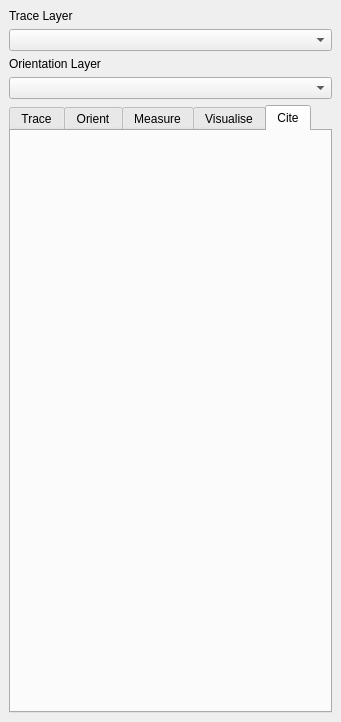
Before: the Qt Designer form geo_trace/geo_trace_dockwidget_base.ui in RichardQZeng/ForestLines, drawn with Qt 5.
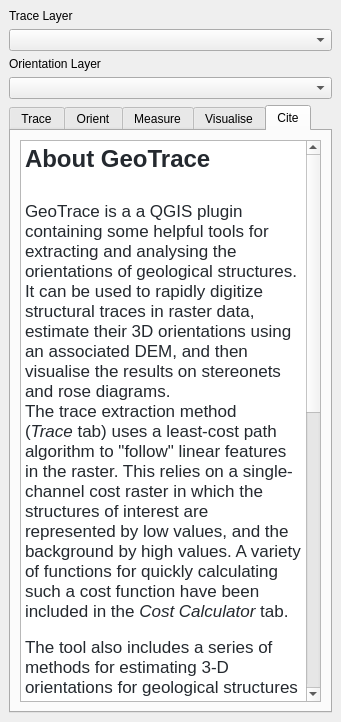
After: the same form once the commit is applied. The open tabs and pages were chosen to show the change. Custom widgets are drawn as their Qt base class.

Commit message: Implemented basic least-cost tracing

Patch:
```diff
--- a/geo_trace/geo_trace_dockwidget_base.ui
+++ b/geo_trace/geo_trace_dockwidget_base.ui
@@ -438,7 +438,29 @@
        <attribute name="title">
         <string>Cite</string>
        </attribute>
-       <layout class="QVBoxLayout" name="verticalLayout_5"/>
+       <layout class="QVBoxLayout" name="verticalLayout_5">
+        <item>
+         <widget class="QTextBrowser" name="textBrowser">
+          <property name="html">
+           <string>&lt;!DOCTYPE HTML PUBLIC &quot;-//W3C//DTD HTML 4.0//EN&quot; &quot;http://www.w3.org/TR/REC-html40/strict.dtd&quot;&gt;
+&lt;html&gt;&lt;head&gt;&lt;meta name=&quot;qrichtext&quot; content=&quot;1&quot; /&gt;&lt;style type=&quot;text/css&quot;&gt;
+p, li { white-space: pre-wrap; }
+&lt;/style&gt;&lt;/head&gt;&lt;body style=&quot; font-family:'.AppleSystemUIFont'; font-size:13pt; font-weight:400; font-style:normal;&quot;&gt;
+&lt;p style=&quot; margin-top:0px; margin-bottom:0px; margin-left:0px; margin-right:0px; -qt-block-indent:0; text-indent:0px;&quot;&gt;&lt;span style=&quot; font-family:'-apple-system','system-ui','Segoe UI','Noto Sans','Helvetica','Arial','sans-serif','Apple Color Emoji','Segoe UI Emoji'; font-size:18pt; font-weight:600; color:#24292f;&quot;&gt;About GeoTrace&lt;/span&gt;&lt;/p&gt;
+&lt;p style=&quot;-qt-paragraph-type:empty; margin-top:0px; margin-bottom:0px; margin-left:0px; margin-right:0px; -qt-block-indent:0; text-indent:0px; font-family:'-apple-system','system-ui','Segoe UI','Noto Sans','Helvetica','Arial','sans-serif','Apple Color Emoji','Segoe UI Emoji'; font-size:18pt; font-weight:600; color:#24292f;&quot;&gt;&lt;br /&gt;&lt;/p&gt;
+&lt;p style=&quot; margin-top:0px; margin-bottom:0px; margin-left:0px; margin-right:0px; -qt-block-indent:0; text-indent:0px;&quot;&gt;&lt;span style=&quot; font-family:'-apple-system','system-ui','Segoe UI','Noto Sans','Helvetica','Arial','sans-serif','Apple Color Emoji','Segoe UI Emoji'; color:#24292f; background-color:#ffffff;&quot;&gt;GeoTrace is a a QGIS plugin containing some helpful tools for extracting and analysing the orientations of geological structures. It can be used to rapidly digitize structural traces in raster data, estimate their 3D orientations using an associated DEM, and then visualise the results on stereonets and rose diagrams.&lt;/span&gt;&lt;/p&gt;
+&lt;p style=&quot; margin-top:0px; margin-bottom:16px; margin-left:0px; margin-right:0px; -qt-block-indent:0; text-indent:0px; background-color:#ffffff;&quot;&gt;&lt;span style=&quot; font-family:'-apple-system','system-ui','Segoe UI','Noto Sans','Helvetica','Arial','sans-serif','Apple Color Emoji','Segoe UI Emoji'; color:#24292f; background-color:#ffffff;&quot;&gt;The trace extraction method (&lt;/span&gt;&lt;span style=&quot; font-family:'-apple-system','system-ui','Segoe UI','Noto Sans','Helvetica','Arial','sans-serif','Apple Color Emoji','Segoe UI Emoji'; font-style:italic; color:#24292f;&quot;&gt;Trace&lt;/span&gt;&lt;span style=&quot; font-family:'-apple-system','system-ui','Segoe UI','Noto Sans','Helvetica','Arial','sans-serif','Apple Color Emoji','Segoe UI Emoji'; color:#24292f;&quot;&gt; tab) uses a least-cost path algorithm to &amp;quot;follow&amp;quot; linear features in the raster. This relies on a single-channel cost raster in which the structures of interest are represented by low values, and the background by high values. A variety of functions for quickly calculating such a cost function have been included in the &lt;/span&gt;&lt;span style=&quot; font-family:'-apple-system','system-ui','Segoe UI','Noto Sans','Helvetica','Arial','sans-serif','Apple Color Emoji','Segoe UI Emoji'; font-style:italic; color:#24292f;&quot;&gt;Cost Calculator&lt;/span&gt;&lt;span style=&quot; font-family:'-apple-system','system-ui','Segoe UI','Noto Sans','Helvetica','Arial','sans-serif','Apple Color Emoji','Segoe UI Emoji'; color:#24292f;&quot;&gt; tab.&lt;/span&gt;&lt;/p&gt;
+&lt;p style=&quot; margin-top:0px; margin-bottom:16px; margin-left:0px; margin-right:0px; -qt-block-indent:0; text-indent:0px; background-color:#ffffff;&quot;&gt;&lt;span style=&quot; font-family:'-apple-system','system-ui','Segoe UI','Noto Sans','Helvetica','Arial','sans-serif','Apple Color Emoji','Segoe UI Emoji'; color:#24292f;&quot;&gt;The tool also includes a series of methods for estimating 3-D orientations for geological structures based on their map-trace and 3D digital elevation data, and derived properties such as thickness. These methods are currently under active development, so have been disabled in this version.&lt;/span&gt;&lt;/p&gt;
+&lt;p style=&quot; margin-top:0px; margin-bottom:16px; margin-left:0px; margin-right:0px; -qt-block-indent:0; text-indent:0px; background-color:#ffffff;&quot;&gt;&lt;span style=&quot; font-family:'-apple-system','system-ui','Segoe UI','Noto Sans','Helvetica','Arial','sans-serif','Apple Color Emoji','Segoe UI Emoji'; font-size:18pt; font-weight:600; color:#24292f;&quot;&gt;Further reading and citations&lt;/span&gt;&lt;/p&gt;
+&lt;p style=&quot; margin-top:0px; margin-bottom:16px; margin-left:0px; margin-right:0px; -qt-block-indent:0; text-indent:0px; background-color:#ffffff;&quot;&gt;&lt;span style=&quot; font-family:'-apple-system','system-ui','Segoe UI','Noto Sans','Helvetica','Arial','sans-serif','Apple Color Emoji','Segoe UI Emoji'; color:#24292f; background-color:#ffffff;&quot;&gt;If you found this tool useful, please cite&lt;/span&gt;&lt;span style=&quot; font-family:'-apple-system','system-ui','Segoe UI','Noto Sans','Helvetica','Arial','sans-serif','Apple Color Emoji','Segoe UI Emoji'; color:#24292f;&quot;&gt; &lt;/span&gt;&lt;span style=&quot; font-family:'-apple-system','system-ui','Segoe UI','Noto Sans','Helvetica','Arial','sans-serif','Apple Color Emoji','Segoe UI Emoji'; font-style:italic; color:#24292f;&quot;&gt;Thiele et al., 2017&lt;/span&gt;&lt;span style=&quot; font-family:'-apple-system','system-ui','Segoe UI','Noto Sans','Helvetica','Arial','sans-serif','Apple Color Emoji','Segoe UI Emoji'; color:#24292f;&quot;&gt;. The publication also contains a more detailed description of the methods employed by this plugin.&lt;/span&gt;&lt;/p&gt;
+&lt;p style=&quot; margin-top:0px; margin-bottom:16px; margin-left:0px; margin-right:0px; -qt-block-indent:0; text-indent:0px; background-color:#ffffff;&quot;&gt;&lt;span style=&quot; font-family:'-apple-system','system-ui','Segoe UI','Noto Sans','Helvetica','Arial','sans-serif','Apple Color Emoji','Segoe UI Emoji'; font-style:italic; color:#24292f;&quot;&gt;Thiele, S. T., Grose, L., Samsu, A., Micklethwaite, S., Vollgger, S. A., and Cruden, A. R.: Rapid, semi-automatic fracture and contact mapping for point clouds, images and geophysical data, Solid Earth, 8, 1241-1253, &lt;/span&gt;&lt;a href=&quot;https://doi.org/10.5194/se-8-1241-2017&quot;&gt;&lt;span style=&quot; text-decoration: underline; color:#0068da;&quot;&gt;https://doi.org/10.5194/se-8-1241-2017&lt;/span&gt;&lt;/a&gt;&lt;span style=&quot; font-family:'-apple-system','system-ui','Segoe UI','Noto Sans','Helvetica','Arial','sans-serif','Apple Color Emoji','Segoe UI Emoji'; font-style:italic; color:#24292f;&quot;&gt;, 2017&lt;/span&gt;&lt;/p&gt;
+&lt;p style=&quot;-qt-paragraph-type:empty; margin-top:0px; margin-bottom:16px; margin-left:0px; margin-right:0px; -qt-block-indent:0; text-indent:0px; font-family:'-apple-system','system-ui','Segoe UI','Noto Sans','Helvetica','Arial','sans-serif','Apple Color Emoji','Segoe UI Emoji'; color:#24292f; background-color:#ffffff;&quot;&gt;&lt;br /&gt;&lt;/p&gt;
+&lt;p style=&quot; margin-top:0px; margin-bottom:0px; margin-left:0px; margin-right:0px; -qt-block-indent:0; text-indent:0px;&quot;&gt;&lt;br /&gt;&lt;/p&gt;
+&lt;p style=&quot;-qt-paragraph-type:empty; margin-top:0px; margin-bottom:16px; margin-left:0px; margin-right:0px; -qt-block-indent:0; text-indent:0px; font-family:'-apple-system','system-ui','Segoe UI','Noto Sans','Helvetica','Arial','sans-serif','Apple Color Emoji','Segoe UI Emoji'; color:#24292f; background-color:#ffffff;&quot;&gt;&lt;br /&gt;&lt;/p&gt;&lt;/body&gt;&lt;/html&gt;</string>
+          </property>
+         </widget>
+        </item>
+       </layout>
       </widget>
      </widget>
     </item>
```
Left out of the diff: 22 changed lines with no effect on the pictures. The commit also changes 5 other files.
